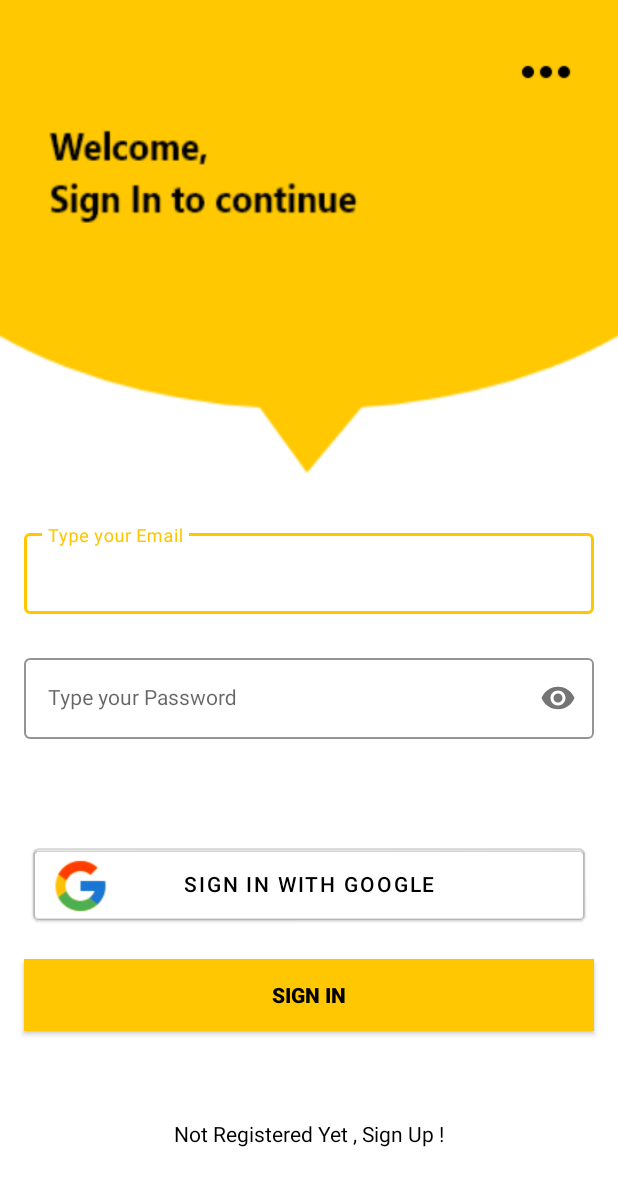
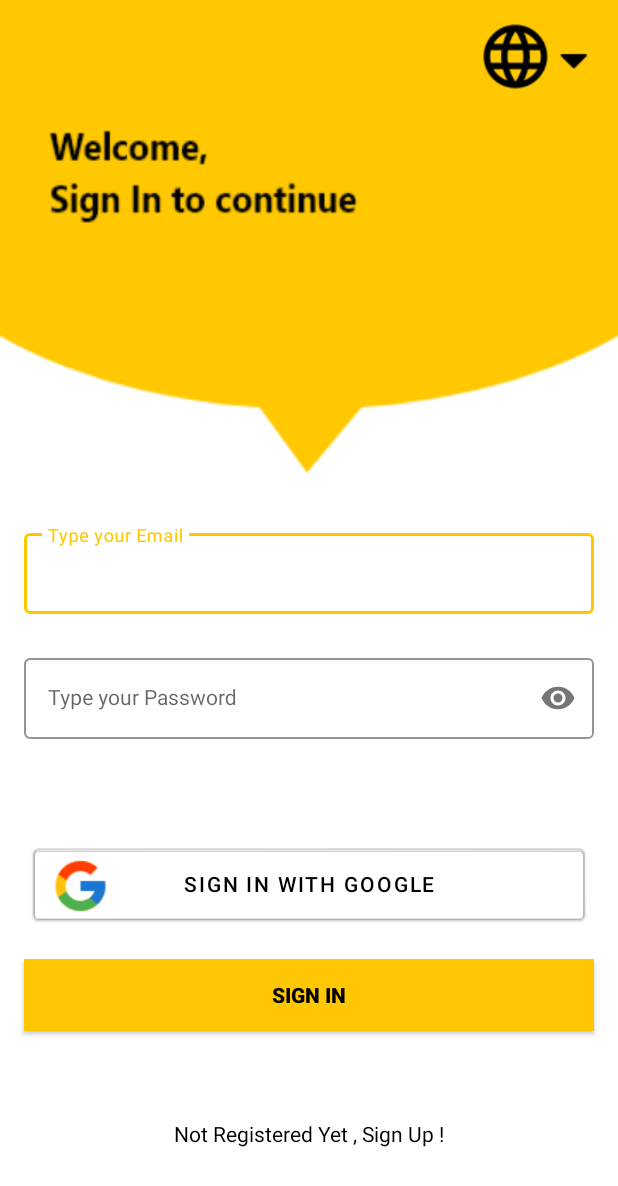
Before and after one commit to DavidAntunezPerez/RestaurAPP_Android, an Android app: the screen it shows after launch (SignInActivity), on a phone screen of 412 x 824 dp. Shown: the top 1186 px of the screen. Run offline under Robolectric (Android 15) with nearby library versions, the phone set to English and light mode, and no system bars; our stand-ins replace Firebase (no records; nobody signed in at launch, a user with empty details on screens opened directly).

Commit message:
Change language change icon for a more intuitive one.

```diff
--- a/app/src/main/res/layout/activity_sign_in.xml
+++ b/app/src/main/res/layout/activity_sign_in.xml
@@ -9,12 +9,11 @@
 
     <ImageView
         android:id="@+id/btnChangeLang"
-        android:layout_width="wrap_content"
-        android:layout_height="wrap_content"
-        android:layout_marginTop="16dp"
-        android:layout_marginEnd="16dp"
-        android:padding="8dp"
-        android:src="@drawable/ic_more_horizontal"
+        android:layout_width="83dp"
+        android:layout_height="51dp"
+        android:layout_marginTop="12dp"
+        android:layout_marginEnd="12dp"
+        android:src="@drawable/ic_select_lang"
         app:layout_constraintEnd_toEndOf="parent"
         app:layout_constraintTop_toTopOf="parent" />
 
```
Also changed, not shown: app/src/main/res/drawable/ic_select_lang.png (added).
